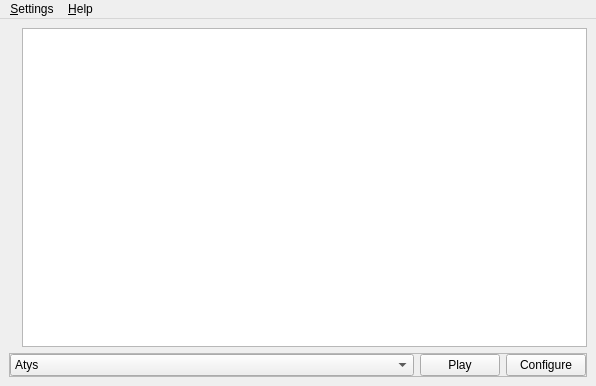
Before: the Qt Designer form code/ryzom/tools/client/ryzom_installer/ui/mainwindow.ui in ryzom/ryzomcore, drawn with Qt 5.
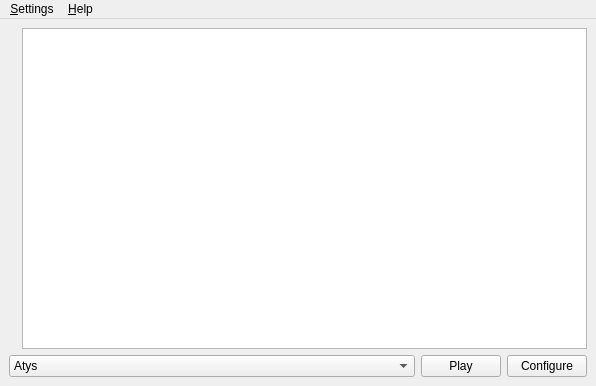
After: the same form once the commit is applied. Icons and pictures are not drawn.

Commit message:
Changed: Use flat frames (better under Windows XP)
branch : develop

Patch:
```diff
--- a/code/ryzom/tools/client/ryzom_installer/ui/mainwindow.ui
+++ b/code/ryzom/tools/client/ryzom_installer/ui/mainwindow.ui
@@ -57,12 +57,6 @@
     </item>
     <item>
      <widget class="QFrame" name="configurationFrame">
-      <property name="frameShape">
-       <enum>QFrame::StyledPanel</enum>
-      </property>
-      <property name="frameShadow">
-       <enum>QFrame::Raised</enum>
-      </property>
       <layout class="QHBoxLayout" name="configurationLayout" stretch="1,0,0">
        <property name="leftMargin">
         <number>0</number>
```
The commit also changes 2 other files.
